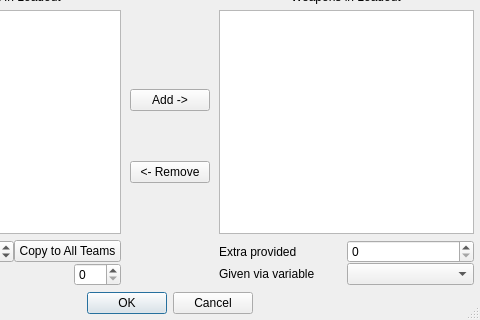
Old version of the form qtfred/ui/LoadoutDialog.ui in the repository scp-fs2open/fs2open.github.com; both pictures show x 140 to 620 and y 323 to 643 of the 620 by 643 pixel window.
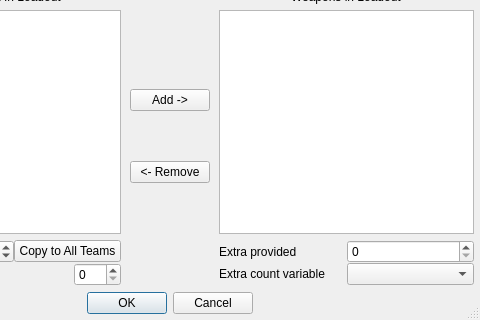
New version of the form.

Diff of the .ui file:
```diff
--- a/qtfred/ui/LoadoutDialog.ui
+++ b/qtfred/ui/LoadoutDialog.ui
@@ -487,7 +487,7 @@
          <item>
           <widget class="QLabel" name="extraWeaponsViaVarLabel">
            <property name="text">
-            <string>Given via variable</string>
+            <string>Extra count variable</string>
            </property>
           </widget>
          </item>
```
